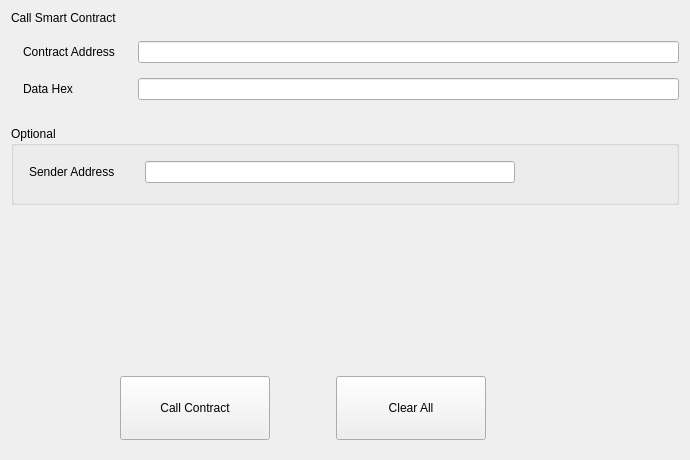
qtumproject/qtum, file src/qt/forms/callcontract.ui: the form before one commit.
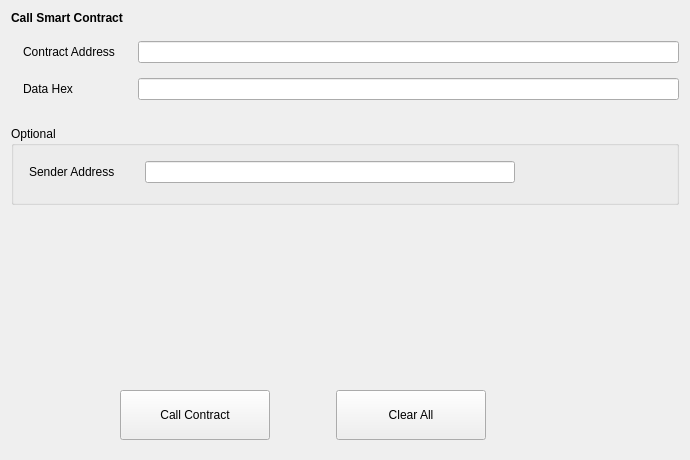
The form after the commit.

Patch:
```diff
--- a/src/qt/forms/callcontract.ui
+++ b/src/qt/forms/callcontract.ui
@@ -49,7 +49,7 @@
        <property name="minimumSize">
         <size>
          <width>150</width>
-         <height>64</height>
+         <height>50</height>
         </size>
        </property>
        <property name="text">
@@ -78,7 +78,7 @@
        <property name="minimumSize">
         <size>
          <width>150</width>
-         <height>64</height>
+         <height>50</height>
         </size>
        </property>
        <property name="text">
@@ -237,7 +237,13 @@
     </spacer>
    </item>
    <item row="0" column="0">
-    <widget class="QLabel" name="label_4">
+    <widget class="QLabel" name="labelTitle">
+     <property name="font">
+      <font>
+       <weight>75</weight>
+       <bold>true</bold>
+      </font>
+     </property>
      <property name="text">
       <string>Call Smart Contract</string>
      </property>
```
Left out of the diff: 18 changed lines with no effect on the pictures.
